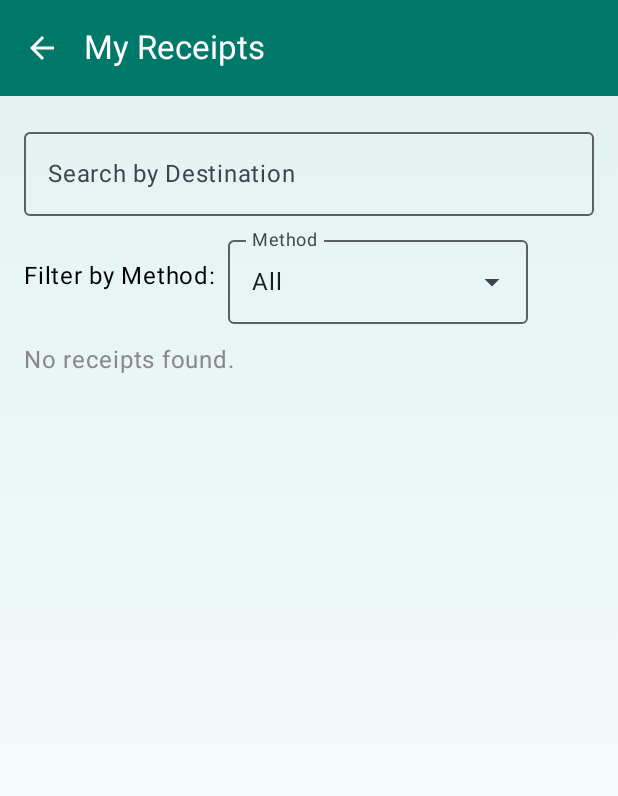
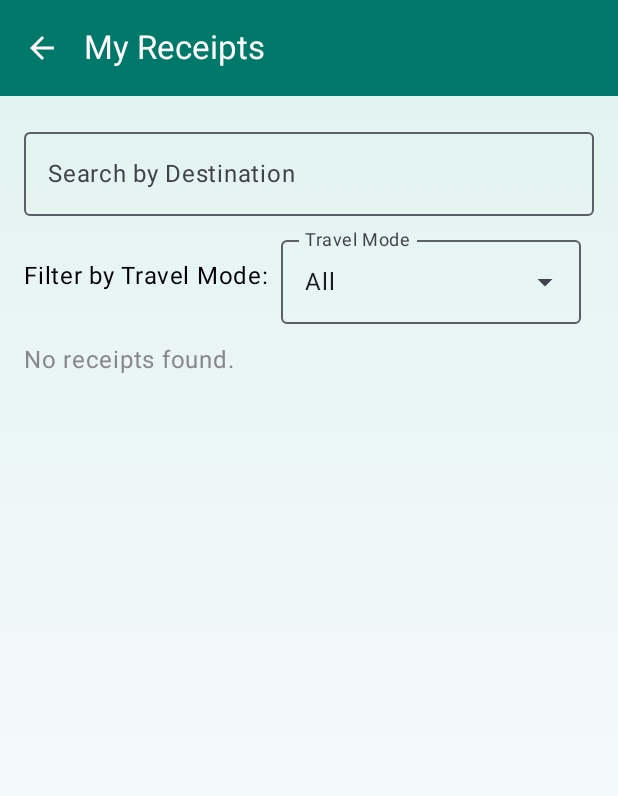
Before and after one commit to m-neville/Zuru, an Android app built with Jetpack Compose: the AllReceiptsScreen screen opened through its navigation route, on a phone screen of 412 x 824 dp. Shown: the top 796 px of the screen. Run offline under Robolectric (Android 15) with nearby library versions, the light colour scheme and no system bars; our stand-ins replace Firebase (no records; nobody signed in at launch, a user with empty details on screens opened directly).

Commit message:
Zuru safi

```diff
--- a/app/src/main/java/com/example/zuru/MainActivity.kt
+++ b/app/src/main/java/com/example/zuru/MainActivity.kt
@@ -11,11 +11,23 @@ import androidx.navigation.compose.rememberNavController
 import com.example.zuru.screens.navigation.NavGraph
 import com.example.zuru.ui.theme.ZuruTheme
 import com.google.firebase.FirebaseApp
+import com.google.firebase.firestore.FirebaseFirestore
+import com.google.firebase.firestore.FirebaseFirestoreSettings
 
 class MainActivity : ComponentActivity() {
     override fun onCreate(savedInstanceState: Bundle?) {
         super.onCreate(savedInstanceState)
+
+        // Initialize Firebase and Firestore settings BEFORE setContent
         FirebaseApp.initializeApp(this)
+
+        val settings = FirebaseFirestoreSettings.Builder()
+            .setPersistenceEnabled(true)
+            .build()
+
+        FirebaseFirestore.getInstance().firestoreSettings = settings
+
+        // Now launch your Compose UI
         setContent {
             ZuruTheme {
                 val navController = rememberNavController()
--- a/app/src/main/java/com/example/zuru/screens/authScreen/AuthScreen.kt
+++ b/app/src/main/java/com/example/zuru/screens/authScreen/AuthScreen.kt
@@ -159,7 +159,7 @@ fun AuthScreen(navController: NavController) {
                                         }
 
                                         Toast.makeText(context, "Login successful", Toast.LENGTH_SHORT).show()
-                                        navController.navigate("home") {
+                                        navController.navigate("onboarding") {
                                             popUpTo("auth") { inclusive = true }
                                         }
                                     } else {
--- a/app/src/main/java/com/example/zuru/screens/myBookings/my_bookings.kt
+++ b/app/src/main/java/com/example/zuru/screens/myBookings/my_bookings.kt
@@ -11,11 +11,10 @@ import androidx.compose.ui.Modifier
 import androidx.compose.ui.graphics.Color
 import androidx.compose.ui.text.font.FontWeight
 import androidx.compose.ui.unit.dp
-import androidx.compose.ui.unit.sp
 import androidx.navigation.NavController
+import com.google.firebase.Timestamp
 import com.google.firebase.auth.FirebaseAuth
 import com.google.firebase.firestore.FirebaseFirestore
-import com.google.firebase.Timestamp
 import java.text.SimpleDateFormat
 import java.util.*
 
@@ -40,7 +39,7 @@ fun MyBookingsScreen(navController: NavController) {
     Scaffold(
         topBar = {
             TopAppBar(
-                title = { Text("My Bookings") },
+                title = { Text("My Destinations") },
                 colors = TopAppBarDefaults.topAppBarColors(containerColor = Color(0xFF004D40), titleContentColor = Color.White)
             )
         }
--- a/app/src/main/java/com/example/zuru/screens/navigation/NavGraph.kt
+++ b/app/src/main/java/com/example/zuru/screens/navigation/NavGraph.kt
@@ -18,6 +18,7 @@ import com.example.zuru.screens.exploreScreen.ExploreScreen
 import com.example.zuru.screens.homeScreen.HomeScreen
 import com.example.zuru.screens.myBookings.MyBookingsScreen
 import com.example.zuru.screens.myPayments.MyPaymentsScreen
+import com.example.zuru.screens.onboarding.OnboardingScreen
 import com.example.zuru.screens.profileScreen.ProfileScreen
 import com.example.zuru.screens.settings.SettingsScreen
 import com.example.zuru.screens.splashScreen.SplashScreen
@@ -104,6 +105,10 @@ fun NavGraph(navController: NavHostController, modifier: Modifier = Modifier) {
         composable("allReceipts") {
             AllReceiptsScreen(navController = navController)
         }
+        composable("onboarding") {
+            OnboardingScreen(navController)
+        }
+
         // Route for ReceiptScreen
         composable(
             route = "receipt/{destination}/{method}/{amount}/{timestamp}/{travelMode}/{vehicleType}/{dateofTravel}",
--- a/app/src/main/java/com/example/zuru/screens/receiptsScreen/AllReceiptsScreen.kt
+++ b/app/src/main/java/com/example/zuru/screens/receiptsScreen/AllReceiptsScreen.kt
@@ -50,8 +50,8 @@ fun AllReceiptsScreen(navController: NavController) {
 
     // Filters
     var searchQuery by remember { mutableStateOf(TextFieldValue("")) }
-    var selectedMethod by remember { mutableStateOf("All") }
-    val paymentMethods = listOf("All", "M-PESA", "PayPal", "Card")
+    var selectedTravelMode by remember { mutableStateOf("All") }
+    val travelModes = listOf("All", "Road", "Flight", "SGR")
 
     LaunchedEffect(currentUser) {
         if (currentUser?.email == null) {
@@ -91,7 +91,7 @@ fun AllReceiptsScreen(navController: NavController) {
     }
 
     val filteredReceipts = receiptsList.filter {
-        (selectedMethod == "All" || it.method == selectedMethod) &&
+        (selectedTravelMode == "All" || it.travelMode == selectedTravelMode) &&
                 it.destination.contains(searchQuery.text, ignoreCase = true)
     }
 
@@ -132,11 +132,12 @@ fun AllReceiptsScreen(navController: NavController) {
                 verticalAlignment = Alignment.CenterVertically,
                 horizontalArrangement = Arrangement.spacedBy(8.dp)
             ) {
-                Text("Filter by Method:", color = Color.Black)
+                Text("Filter by Travel Mode:", color = Color.Black)
                 DropdownMenuFilter(
-                    options = paymentMethods,
-                    selectedOption = selectedMethod,
-                    onOptionSelected = { selectedMethod = it }
+                    options = travelModes,
+                    selectedOption = selectedTravelMode,
+                    onOptionSelected = { selectedTravelMode = it },
+                    label = "Travel Mode"
                 )
             }
 
@@ -159,7 +160,7 @@ fun AllReceiptsScreen(navController: NavController) {
 }
 
 @Composable
-fun DropdownMenuFilter(options: List<String>, selectedOption: String, onOptionSelected: (String) -> Unit) {
+fun DropdownMenuFilter(options: List<String>, selectedOption: String, onOptionSelected: (String) -> Unit, label: String) {
     var expanded by remember { mutableStateOf(false) }
 
     Box {
@@ -167,7 +168,7 @@ fun DropdownMenuFilter(options: List<String>, selectedOption: String, onOptionSe
             value = selectedOption,
             onValueChange = {},
             readOnly = true,
-            label = { Text("Method") },
+            label = { Text(label) },
             trailingIcon = {
                 IconButton(onClick = { expanded = true }) {
                     Icon(Icons.Filled.ArrowDropDown, contentDescription = null)
--- a/app/src/main/java/com/example/zuru/screens/splashScreen/SplashScreen.kt
+++ b/app/src/main/java/com/example/zuru/screens/splashScreen/SplashScreen.kt
@@ -20,6 +20,7 @@ import kotlinx.coroutines.delay
 
 @Composable
 fun SplashScreen(navController: NavController) {
+
 
     // Always redirect to auth screen after a short delay
     LaunchedEffect(Unit) {
```
Also changed, not shown: app/src/main/AndroidManifest.xml (+9 -16 lines), app/src/main/java/com/example/zuru/screens/homeScreen/HomeScreen.kt (+14 -8 lines), app/src/main/java/com/example/zuru/screens/onboarding/onboardingScreen.kt (added, +60 -0 lines), app/src/main/res/drawable/glasses.jpg (added), app/src/main/res/drawable/pics.jpg (added).
